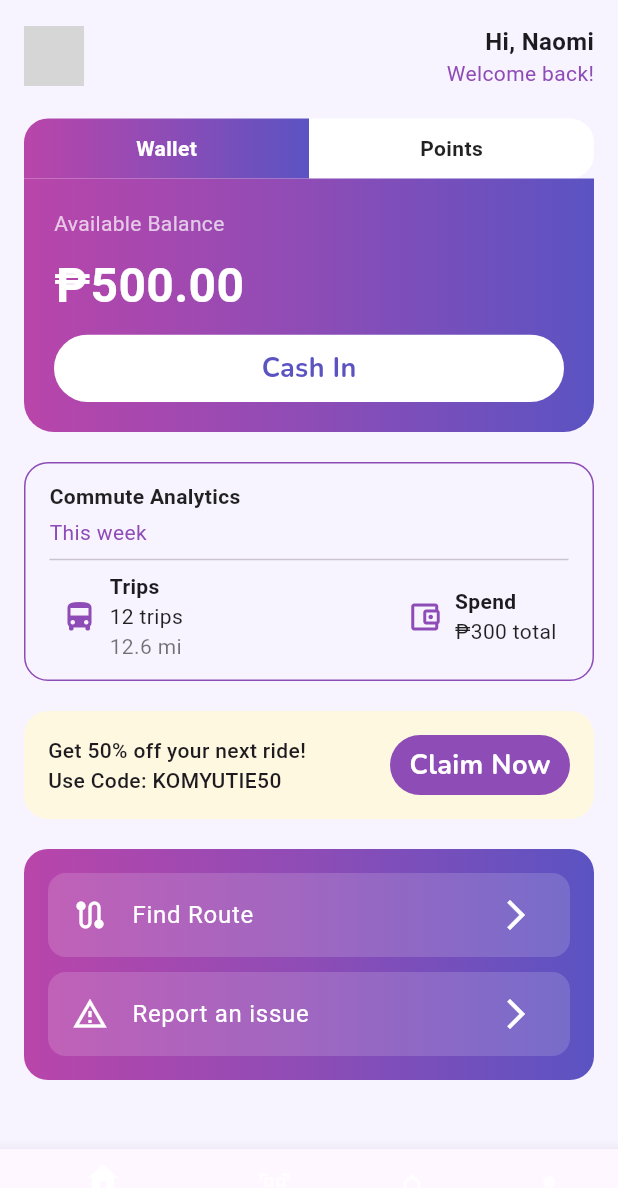
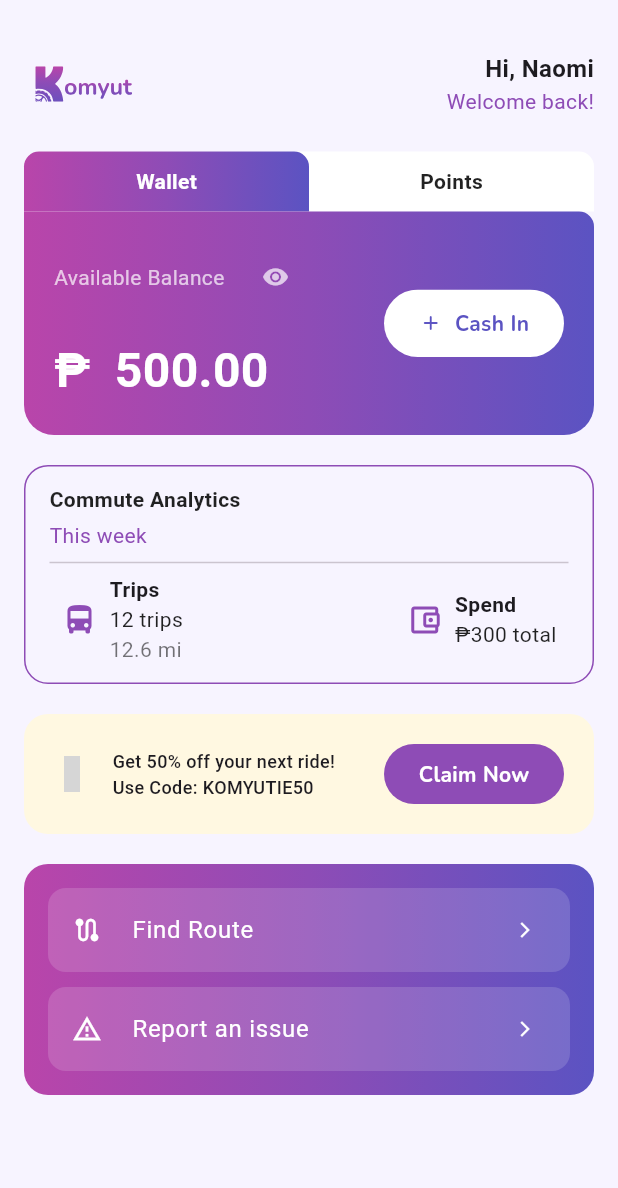
Before and after one commit to ShanRaboy11/komyut, a Flutter app: the CommuterDashboard screen opened directly, on a phone screen of 412 x 824 dp. Shown: the top 1188 px of the screen. Run offline on Flutter 3.47's test engine with Material 3 defaults, Android fonts, the phone set to English and light mode, and no system bars; our stand-ins replace flutter_svg, material_symbols_icons; project files that could hold a hidden picture were left out; grey boxes are pictures that could not be loaded.

Commit message:
feat(home commuter):implemented home commuter - Macatual

```diff
--- a/lib/main.dart
+++ b/lib/main.dart
@@ -1,6 +1,6 @@
 import 'package:flutter/material.dart';
 import 'package:material_symbols_icons/material_symbols_icons.dart';
-//import 'views/pages/landingpage.dart';
+import 'views/pages/landingpage.dart';
 import 'views/widgets/navbar.dart';
 import 'views/pages/home_commuter.dart';
 
@@ -36,8 +36,8 @@ class MyApp extends StatelessWidget {
         colorScheme: ColorScheme.fromSeed(seedColor: Colors.deepPurple),
       ),
       //home: const LandingPage(),
-      //home: const CommuterDashboard(),
-      home: NavBarCommuter(),
+      home: const CommuterDashboard(),
+      //home: NavBarCommuter(),
     );
   }
 }
--- a/lib/views/pages/home_commuter.dart
+++ b/lib/views/pages/home_commuter.dart
@@ -1,4 +1,6 @@
 import 'package:flutter/material.dart';
+import 'package:flutter_svg/flutter_svg.dart';
+import 'package:material_symbols_icons/material_symbols_icons.dart';
 import '../widgets/button.dart';
 
 class CommuterDashboard extends StatefulWidget {
@@ -11,12 +13,20 @@ class CommuterDashboard extends StatefulWidget {
 class _CommuterDashboardState extends State<CommuterDashboard>
     with SingleTickerProviderStateMixin {
   bool showWallet = true;
+  bool _previousShowWallet = true;
 
   final gradientColors = const [
     Color(0xFFB945AA),
     Color(0xFF8E4CB6),
     Color(0xFF5B53C2),
   ];
+
+ void _switchTab(bool goWallet) {
+  setState(() {
+    _previousShowWallet = showWallet;
+    showWallet = goWallet;
+  });
+}
 
   @override
   Widget build(BuildContext context) {
@@ -25,7 +35,6 @@ class _CommuterDashboardState extends State<CommuterDashboard>
 
     return Scaffold(
       backgroundColor: const Color(0xFFF7F4FF),
-      bottomNavigationBar: _buildBottomNav(),
       body: SafeArea(
         child: SingleChildScrollView(
           padding: const EdgeInsets.all(16),
@@ -36,7 +45,11 @@ class _CommuterDashboardState extends State<CommuterDashboard>
               Row(
                 mainAxisAlignment: MainAxisAlignment.spaceBetween,
                 children: [
-                  Image.asset('assets/images/logo.svg', height: 40),
+                  SvgPicture.asset(
+      'assets/images/logo.svg',
+      height: 80,
+      width: 80,
+    ),
                   Column(
                     crossAxisAlignment: CrossAxisAlignment.end,
                     children: const [
@@ -49,19 +62,19 @@ class _CommuterDashboardState extends State<CommuterDashboard>
                   ),
                 ],
               ),
-              const SizedBox(height: 20),
+              const SizedBox(height: 5),
 
               // Wallet / Points Tabs
               Container(
                 decoration: BoxDecoration(
                   color: Colors.white,
-                  borderRadius: BorderRadius.circular(16),
+                  borderRadius: BorderRadius.only(topLeft: Radius.circular(10), topRight: Radius.circular(10)),
                 ),
                 child: Row(
                   children: [
                     Expanded(
                       child: GestureDetector(
-                        onTap: () => setState(() => showWallet = true),
+                        onTap: () => _switchTab(true),
                         child: AnimatedContainer(
                           duration: const Duration(milliseconds: 300),
                           curve: Curves.easeInOut,
@@ -72,9 +85,9 @@ class _CommuterDashboardState extends State<CommuterDashboard>
                                 : null,
                             color: showWallet ? null : Colors.transparent,
                             borderRadius: const BorderRadius.only(
-                              topLeft: Radius.circular(16),
+                              topLeft: Radius.circular(10),
                               bottomLeft: Radius.circular(0),
-                              topRight: Radius.circular(0),
+                              topRight: Radius.circular(10),
                               bottomRight: Radius.circular(0),
                             ),
                           ),
@@ -94,7 +107,7 @@ class _CommuterDashboardState extends State<CommuterDashboard>
                     ),
                     Expanded(
                       child: GestureDetector(
-                        onTap: () => setState(() => showWallet = false),
+                        onTap: () => _switchTab(false),
                         child: AnimatedContainer(
                           duration: const Duration(milliseconds: 300),
                           curve: Curves.easeInOut,
@@ -105,9 +118,9 @@ class _CommuterDashboardState extends State<CommuterDashboard>
                                 : null,
                             color: !showWallet ? null : Colors.transparent,
                             borderRadius: const BorderRadius.only(
-                              topRight: Radius.circular(16),
+                              topRight: Radius.circular(10),
                               bottomRight: Radius.circular(0),
-                              topLeft: Radius.circular(0),
+                              topLeft: Radius.circular(10),
                               bottomLeft: Radius.circular(0),
                             ),
                           ),
@@ -129,21 +142,49 @@ class _CommuterDashboardState extends State<CommuterDashboard>
                 ),
               ),
 
-              // Wallet / Points Card
-              AnimatedSwitcher(
-                duration: const Duration(milliseconds: 500),
+              // Wallet / Points Card Container
+              Container(
+  decoration: BoxDecoration(
+    gradient: LinearGradient(
+      colors: showWallet ? gradientColors : gradientColors,
+    ),
+    borderRadius: BorderRadius.only(
+      bottomLeft: const Radius.circular(20),
+      bottomRight: const Radius.circular(20),
+      topRight: showWallet ? const Radius.circular(10) : Radius.zero,
+      topLeft: showWallet ? Radius.zero : const Radius.circular(10),
+    ),
+  ),
+  child: ClipRRect(
+    borderRadius: BorderRadius.only(
+      bottomLeft: const Radius.circular(20),
+      bottomRight: const Radius.circular(20),
+      topRight: showWallet ? const Radius.circular(10) : Radius.zero,
+      topLeft: showWallet ? Radius.zero : const Radius.circular(10),
+    ),
+    child: AnimatedSwitcher(
+      duration: const Duration(milliseconds: 400),
       switchInCurve: Curves.easeInOut,
       switchOutCurve: Curves.easeInOut,
       transitionBuilder: (child, animation) {
+        final bool isWalletToPoints = _previousShowWallet && !showWallet;
+
+        final incomingOffset = isWalletToPoints
+            ? const Offset(-1.0, 0)   // Points come from right
+            : const Offset(-1.0, 0); // Wallet comes from left
+
         final offsetAnimation = Tween<Offset>(
-      begin: showWallet ? const Offset(-1.0, 0) : const Offset(1.0, 0),
+          begin: incomingOffset,
           end: Offset.zero,
         ).animate(animation);
+
         return SlideTransition(position: offsetAnimation, child: child);
       },
       child: showWallet
-                    ? _buildWalletCard(key: const ValueKey(1))
-                    : _buildPointsCard(key: const ValueKey(2)),
+          ? _buildWalletContent(key: const ValueKey(1))
+          : _buildPointsContent(key: const ValueKey(2)),
+    ),
+  ),
 ),
               const SizedBox(height: 20),
 
@@ -164,87 +205,175 @@ class _CommuterDashboardState extends State<CommuterDashboard>
     );
   }
 
-  // 🟣 Wallet Card
-  Widget _buildWalletCard({Key? key}) {
+  // 🟣 Wallet Content
+  bool _isBalanceVisible = true;
+  bool _isPointsVisible = true;
+
+Widget _buildWalletContent({Key? key}) {
   return Container(
     key: key,
     width: double.infinity,
     padding: const EdgeInsets.all(20),
-      decoration: BoxDecoration(
-        gradient: LinearGradient(colors: gradientColors),
-        borderRadius: const BorderRadius.only(
-          bottomLeft: Radius.circular(20),
-          bottomRight: Radius.circular(20),
+    child: Row(
+      mainAxisAlignment: MainAxisAlignment.spaceBetween,
+      crossAxisAlignment: CrossAxisAlignment.center,
+      children: [
+        // Left side: Points info
+        Column(
+          crossAxisAlignment: CrossAxisAlignment.start,
+          children: [
+            Row(
+              children: [
+                const Text(
+                  'Available Balance',
+                  style: TextStyle(color: Colors.white70, fontSize: 14),
+                ),
+                const SizedBox(width: 10),
+                IconButton(
+                  padding: EdgeInsets.zero,
+                  constraints: const BoxConstraints(),
+                  icon: Icon(
+                    _isBalanceVisible
+                        ? Icons.visibility_rounded
+                        : Icons.visibility_off_rounded,
+                    color: Colors.white70,
+                    size: 18,
+                  ),
+                  onPressed: () {
+                    setState(() {
+                      _isBalanceVisible = !_isBalanceVisible;
+                    });
+                  },
+                ),
+              ],
+            ),
+            const SizedBox(height: 15),
+            Row(
+  children: [
+    Text(
+      '₱ ',
+      style: const TextStyle(
+        color: Colors.white,
+        fontSize: 32,
+        fontWeight: FontWeight.bold,
       ),
     ),
-      child: Column(
-        crossAxisAlignment: CrossAxisAlignment.start,
-        children: [
-          const Text('Available Balance',
-              style: TextStyle(color: Colors.white70, fontSize: 14)),
-          const SizedBox(height: 8),
-          const Text('₱500.00',
-              style: TextStyle(
+    const SizedBox(width: 8),
+    Text(
+      _isBalanceVisible ? '500.00' : '••••••',
+      style: const TextStyle(
         color: Colors.white,
         fontSize: 32,
-                  fontWeight: FontWeight.bold)),
-          const SizedBox(height: 10),
+        fontWeight: FontWeight.bold,
+      ),
+    ),
+  ],
+)
+          ],
+        ),
+
+        // Right side: Redeem button
         CustomButton(
           text: 'Cash In',
+              icon: Icons.add_rounded,
               onPressed: () {},
               isFilled: true,
               fillColor: Colors.white,
               textColor: const Color(0xFF5B53C2),
-            width: double.infinity,
+              width: 120,
               height: 45,
               borderRadius: 30,
               hasShadow: false,
+              fontSize: 14,
+              fontWeight: FontWeight.bold,
         ),
       ],
     ),
   );
 }
 
-  // 🟣 Points Card
-  Widget _buildPointsCard({Key? key}) {
+
+  // 🟣 Points Content
+Widget _buildPointsContent({Key? key}) {
   return Container(
     key: key,
     width: double.infinity,
     padding: const EdgeInsets.all(20),
-      decoration: BoxDecoration(
-        gradient: LinearGradient(colors: gradientColors.reversed.toList()),
-        borderRadius: const BorderRadius.only(
-          bottomLeft: Radius.circular(20),
-          bottomRight: Radius.circular(20),
+    child: Row(
+      mainAxisAlignment: MainAxisAlignment.spaceBetween,
+      crossAxisAlignment: CrossAxisAlignment.center,
+      children: [
+        // Left side: Points info
+        Column(
+          crossAxisAlignment: CrossAxisAlignment.start,
+          children: [
+            Row(
+              children: [
+                const Text(
+                  'Available Points',
+                  style: TextStyle(color: Colors.white70, fontSize: 14),
+                ),
+                const SizedBox(width: 10),
+                IconButton(
+                  padding: EdgeInsets.zero,
+                  constraints: const BoxConstraints(),
+                  icon: Icon(
+                    _isPointsVisible
+                      ? Icons.visibility_rounded
+                        : Icons.visibility_off_rounded,
+                    color: Colors.white70,
+                    size: 18,
+                  ),
+                  onPressed: () {
+                    setState(() {
+                      _isPointsVisible = !_isPointsVisible;
+                    });
+                  },
+                ),
+              ],
+            ),
+            const SizedBox(height: 15),
+            Row(
+  children: [
+    Image.asset(
+      'assets/images/wheel token.png',
+      height: 40,
+      width: 40,
+    ),
+    const SizedBox(width: 8),
+    Text(
+      _isPointsVisible ? '59 pts' : '••••••',
+      style: const TextStyle(
+        color: Colors.white,
+        fontSize: 32,
+        fontWeight: FontWeight.bold,
       ),
     ),
-      child: Column(
-        crossAxisAlignment: CrossAxisAlignment.start,
-        children: [
-          const Text('Available Points',
-              style: TextStyle(color: Colors.white70, fontSize: 14)),
-          const SizedBox(height: 8),
-          const Text('59 pts',
-              style: TextStyle(
-                  color: Colors.white,
-                  fontSize: 32,
-                  fontWeight: FontWeight.bold)),
-          const SizedBox(height: 10),
+  ],
+)
+          ],
+        ),
+
+        // Right side: Redeem button
         CustomButton(
           text: 'Redeem',
           onPressed: () {},
           isFilled: true,
           fillColor: Colors.white,
           textColor: const Color(0xFFB945AA),
-            width: double.infinity,
+          width: 120,
           height: 45,
           borderRadius: 30,
           hasShadow: false,
+          fontSize: 14,
+          fontWeight: FontWeight.bold,
+          imagePath: 'assets/images/redeem.svg',
         ),
       ],
     ),
   );
 }
+
 
   Widget _buildAnalyticsSection(bool isSmallScreen) {
     return Container(
@@ -302,8 +431,9 @@ class _CommuterDashboardState extends State<CommuterDashboard>
   }
 
   Widget _buildPromoCard() {
+
     return Container(
-      padding: const EdgeInsets.all(16),
+      padding: const EdgeInsets.all(20),
       decoration: BoxDecoration(
         color: const Color(0xFFFFF8E1),
         borderRadius: BorderRadius.circular(16),
@@ -311,9 +441,15 @@ class _CommuterDashboardState extends State<CommuterDashboard>
       child: Row(
         mainAxisAlignment: MainAxisAlignment.spaceBetween,
         children: [
-          const Expanded(
+          Icon(
+      Symbols.featured_seasonal_and_gifts_rounded,
+      color: const Color(0xFFB3A11B),
+    ),
+    const SizedBox(width: 15),
+          Expanded(
             child: Text('Get 50% off your next ride!\nUse Code: KOMYUTIE50',
-                style: TextStyle(fontWeight: FontWeight.w500)),
+                style: TextStyle(fontWeight: FontWeight.w500, fontSize: 12)),
+
           ),
           CustomButton(
             text: 'Claim Now',
@@ -325,6 +461,7 @@ class _CommuterDashboardState extends State<CommuterDashboard>
             height: 40,
             borderRadius: 20,
             hasShadow: false,
+            fontSize: 14,
           )
         ],
       ),
@@ -349,7 +486,7 @@ class _CommuterDashboardState extends State<CommuterDashboard>
     );
   }
 
-  Widget _buildActionButton(String title, IconData icon) {
+  Widget _buildActionButton(String title, IconData icon, {double iconSize = 20}) {
   return Container(
     decoration: BoxDecoration(
       color: Colors.white.withOpacity(0.15),
@@ -357,26 +494,10 @@ class _CommuterDashboardState extends State<CommuterDashboard>
     ),
     child: ListTile(
       title: Text(title, style: const TextStyle(color: Colors.white)),
-        trailing: const Icon(Icons.arrow_forward_ios, color: Colors.white),
-        leading: Icon(icon, color: Colors.white),
+      trailing: const Icon(Icons.arrow_forward_ios, color: Colors.white, size: 12),
+      leading: Icon(icon, color: Colors.white, size: iconSize),
       onTap: () {},
     ),
   );
 }
-
-  Widget _buildBottomNav() {
-    return BottomNavigationBar(
-      backgroundColor: const Color(0xFF8E4CB6),
-      selectedItemColor: Colors.white,
-      unselectedItemColor: Colors.white70,
-      items: const [
-        BottomNavigationBarItem(icon: Icon(Icons.home), label: 'Home'),
-        BottomNavigationBarItem(
-            icon: Icon(Icons.qr_code_scanner), label: 'Scan'),
-        BottomNavigationBarItem(
-            icon: Icon(Icons.notifications_none), label: 'Alerts'),
-        BottomNavigationBarItem(icon: Icon(Icons.person), label: 'Profile'),
-      ],
-    );
 }
-}
--- a/lib/views/widgets/button.dart
+++ b/lib/views/widgets/button.dart
@@ -1,9 +1,13 @@
 import 'package:flutter/material.dart';
+import 'package:flutter_svg/flutter_svg.dart';
 
 class CustomButton extends StatelessWidget {
   final String text;
   final VoidCallback onPressed;
   final bool isFilled;
+  final bool isTextOnly;
+  final IconData? icon; // 👈 optional icon
+  final String? imagePath;
   final Color? fillColor;
   final double width;
   final double height;
@@ -12,12 +16,17 @@ class CustomButton extends StatelessWidget {
   final Color? textColor;
   final bool hasShadow;
   final double borderRadius;
+  final double fontSize;
+  final FontWeight fontWeight;
 
   const CustomButton({
     super.key,
     required this.text,
     required this.onPressed,
     this.isFilled = true,
+    this.isTextOnly = false,
+    this.icon, // 👈 optional icon param
+    this.imagePath,
     this.fillColor,
     this.width = 325,
     this.height = 50,
@@ -26,6 +35,8 @@ class CustomButton extends StatelessWidget {
     this.textColor,
     this.hasShadow = true,
     this.borderRadius = 50,
+    this.fontSize = 18.0,
+    this.fontWeight = FontWeight.bold,
   });
 
   static const Gradient _kGradient = LinearGradient(
@@ -44,8 +55,8 @@ class CustomButton extends StatelessWidget {
     final double h = height;
 
     final BorderRadius actualOuterRadius = BorderRadius.circular(borderRadius);
-    final BorderRadius actualInnerRadius = BorderRadius.circular(borderRadius > 2 ? borderRadius - 2 : 0);
-
+    final BorderRadius actualInnerRadius =
+        BorderRadius.circular(borderRadius > 2 ? borderRadius - 2 : 0);
 
     final List<BoxShadow> buttonShadow = [
       BoxShadow(
@@ -55,13 +66,29 @@ class CustomButton extends StatelessWidget {
       ),
     ];
 
-    TextStyle textStyle = TextStyle(
-      fontSize: 18,
+    final textStyle = TextStyle(
+      fontSize: fontSize,
       fontWeight: FontWeight.bold,
       fontFamily: 'Nunito',
     );
 
-    // Filled gradient button
+    // 🟣 Text-only variant
+    if (isTextOnly) {
+      return GestureDetector(
+        onTap: onPressed,
+        child: Text(
+          text,
+          style: textStyle.copyWith(
+            foreground: Paint()
+              ..shader = _kGradient.createShader(
+                Rect.fromLTWH(0, 0, w, h),
+              ),
+          ),
+        ),
+      );
+    }
+
+    // 🟢 Filled gradient button (with optional icon)
     if (isFilled) {
   return SizedBox(
     width: w,
@@ -81,17 +108,39 @@ class CustomButton extends StatelessWidget {
           borderRadius: actualOuterRadius,
           onTap: onPressed,
           child: Center(
-                child: Text(
+            child: Row(
+              mainAxisSize: MainAxisSize.min,
+              mainAxisAlignment: MainAxisAlignment.center,
+              children: [
+                if (imagePath != null) ...[
+                  SvgPicture.asset(
+                    imagePath!,
+                    height: 20,
+                    width: 20,
+                  ),
+                  const SizedBox(width: 6),
+                ],
+                if (icon != null) ...[
+                  Icon(
+                    icon,
+                    color: textColor ?? Colors.white,
+                    size: fontSize + 2,
+                  ),
+                  const SizedBox(width: 8),
+                ],
+                Text(
                   text,
                   style: textStyle.copyWith(
+                    color: textColor,
                     foreground: textColor == null
                         ? (Paint()
                           ..shader = _kGradient.createShader(
                             Rect.fromLTWH(0, 0, w, h),
                           ))
                         : null,
-                    color: textColor,
                   ),
+                ),
+              ],
             ),
           ),
         ),
@@ -100,7 +149,7 @@ class CustomButton extends StatelessWidget {
   );
 }
 
-    // Outlined button
+    // 🟡 Outlined button
     return SizedBox(
       width: w,
       height: h,
@@ -128,13 +177,13 @@ class CustomButton extends StatelessWidget {
                 child: Text(
                   text,
                   style: textStyle.copyWith(
+                    color: textColor,
                     foreground: textColor == null
                         ? (Paint()
                           ..shader = _kGradient.createShader(
                             Rect.fromLTWH(0, 0, w, h),
                           ))
                         : null,
-                    color: textColor,
                   ),
                 ),
               ),
--- a/pubspec.yaml
+++ b/pubspec.yaml
@@ -36,6 +36,7 @@ dependencies:
   cupertino_icons: ^1.0.8
   animated_bottom_navigation_bar: ^1.4.0
   material_symbols_icons: 4.2874.0
+  flutter_svg: ^2.2.1
 
 
 dev_dependencies:
@@ -63,6 +64,8 @@ flutter:
   # To add assets to your application, add an assets section, like this:
   assets:
     - assets/images/
+    - assets/images/logo.svg
+    - assets/images/redeem.svg
 
   fonts:
       - family: Manrope
```
Also changed, not shown: assets/images/redeem.svg (added), assets/images/wheel token.png (added), assets/images/wheel token.svg (added), pubspec.lock. Lines whose indentation alone changed are shown as unchanged.
